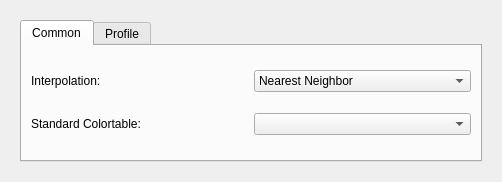
Before: the Qt Designer form forms/preferences.ui in isis-group/vast, drawn with Qt 5.
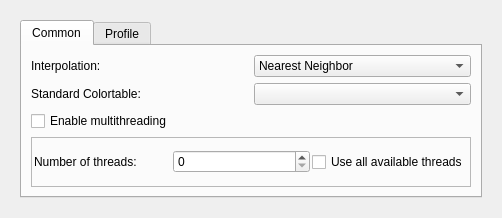
After: the same form once the commit is applied.

Commit message: add multithreading options to preferences dialog

Diff of the .ui file:
```diff
--- a/forms/preferences.ui
+++ b/forms/preferences.ui
@@ -7,7 +7,7 @@
     <x>0</x>
     <y>0</y>
     <width>502</width>
-    <height>182</height>
+    <height>218</height>
    </rect>
   </property>
   <property name="sizePolicy">
@@ -76,6 +76,48 @@
             </property>
            </widget>
           </item>
+          <item row="2" column="0">
+           <widget class="QCheckBox" name="enableMultithreading">
+            <property name="text">
+             <string>Enable multithreading</string>
+            </property>
+           </widget>
+          </item>
+          <item row="3" column="0" colspan="2">
+           <widget class="QFrame" name="multithreadingFrame">
+            <property name="frameShape">
+             <enum>QFrame::StyledPanel</enum>
+            </property>
+            <property name="frameShadow">
+             <enum>QFrame::Raised</enum>
+            </property>
+            <layout class="QHBoxLayout" name="horizontalLayout">
+             <property name="spacing">
+              <number>2</number>
+             </property>
+             <property name="margin">
+              <number>2</number>
+             </property>
+             <item>
+              <widget class="QLabel" name="label">
+               <property name="text">
+                <string>Number of threads:</string>
+               </property>
+              </widget>
+             </item>
+             <item>
+              <widget class="QSpinBox" name="numberOfThreads"/>
+             </item>
+             <item>
+              <widget class="QCheckBox" name="useAllThreads">
+               <property name="text">
+                <string>Use all available threads</string>
+               </property>
+              </widget>
+             </item>
+            </layout>
+           </widget>
+          </item>
          </layout>
         </widget>
         <widget class="QWidget" name="Profile">
```
Left out of the diff: 5 changed lines with no effect on the pictures. The commit also changes 8 other files.
